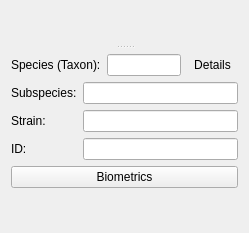
The window that src/scipyen/gui/widgets/dataclasswidgets/organismwidget2.ui (ctigaret/scipyen) describes before a commit, drawn with Qt 5.
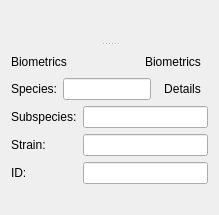
The same window after the commit. Icons and pictures are not drawn. Custom widgets are drawn as their Qt base class.

Patch:
```diff
--- a/src/scipyen/gui/widgets/dataclasswidgets/organismwidget2.ui
+++ b/src/scipyen/gui/widgets/dataclasswidgets/organismwidget2.ui
@@ -6,8 +6,8 @@
    <rect>
     <x>0</x>
     <y>0</y>
-    <width>249</width>
-    <height>233</height>
+    <width>219</width>
+    <height>215</height>
    </rect>
   </property>
   <property name="windowTitle">
@@ -35,12 +35,48 @@
          </property>
         </widget>
        </item>
+       <item>
+        <layout class="QHBoxLayout" name="horizontalLayout_2">
+         <item>
+          <widget class="QLabel" name="label_5">
+           <property name="text">
+            <string>Biometrics</string>
+           </property>
+          </widget>
+         </item>
+         <item>
+          <widget class="QToolButton" name="editBiometricsToolButton">
+           <property name="toolTip">
+            <string>Edit Biometrics</string>
+           </property>
+           <property name="statusTip">
+            <string>Edit Biometrics</string>
+           </property>
+           <property name="whatsThis">
+            <string>Edit Biometrics</string>
+           </property>
+           <property name="text">
+            <string>Biometrics</string>
+           </property>
+           <property name="icon">
+            <iconset theme="document-properties"/>
+           </property>
+           <property name="checkable">
+            <bool>true</bool>
+           </property>
+           <property name="autoRaise">
+            <bool>true</bool>
+           </property>
+          </widget>
+         </item>
+        </layout>
+       </item>
        <item>
         <layout class="QHBoxLayout" name="horizontalLayout">
          <item>
           <widget class="QLabel" name="label">
            <property name="text">
-            <string>Species (Taxon):</string>
+            <string>Species:</string>
            </property>
            <property name="buddy">
             <cstring>taxonSpeciesLineEdit</cstring>
@@ -67,7 +103,7 @@
        </item>
        <item>
         <layout class="QFormLayout" name="formLayout">
-         <item row="0" column="0">
+         <item row="1" column="0">
           <widget class="QLabel" name="label_2">
            <property name="text">
             <string>Subspecies:</string>
@@ -77,10 +113,10 @@
            </property>
           </widget>
          </item>
-         <item row="0" column="1">
+         <item row="1" column="1">
           <widget class="LineEdit" name="subSpeciesLineEdit"/>
          </item>
-         <item row="1" column="0">
+         <item row="2" column="0">
           <widget class="QLabel" name="label_3">
            <property name="text">
             <string>Strain:</string>
@@ -90,10 +126,10 @@
            </property>
           </widget>
          </item>
-         <item row="1" column="1">
+         <item row="2" column="1">
           <widget class="LineEdit" name="strainLineEdit"/>
          </item>
-         <item row="2" column="0">
+         <item row="3" column="0">
           <widget class="QLabel" name="label_4">
            <property name="toolTip">
             <string>Facility ID</string>
@@ -112,7 +148,7 @@
            </property>
           </widget>
          </item>
-         <item row="2" column="1">
+         <item row="3" column="1">
           <widget class="LineEdit" name="facilityIDLineEdit">
            <property name="toolTip">
             <string>Facility ID</string>
@@ -127,19 +163,6 @@
          </item>
         </layout>
        </item>
-       <item>
-        <widget class="QPushButton" name="biometricsPushButton">
-         <property name="text">
-          <string>Biometrics</string>
-         </property>
-         <property name="icon">
-          <iconset theme="document-properties"/>
-         </property>
-         <property name="flat">
-          <bool>false</bool>
-         </property>
-        </widget>
-       </item>
        <item>
         <spacer name="verticalSpacer">
          <property name="orientation">
@@ -160,6 +183,11 @@
   </layout>
  </widget>
  <customwidgets>
+  <customwidget>
+   <class>LineEdit</class>
+   <extends>QLineEdit</extends>
+   <header location="global">gui.widgets.small_widgets</header>
+  </customwidget>
   <customwidget>
    <class>DataExchangeWidget</class>
    <extends>QWidget</extends>
@@ -172,11 +200,6 @@
    <header location="global">gui.widgets.dataclasswidgets.namedescriptionwidget</header>
    <container>1</container>
   </customwidget>
-  <customwidget>
-   <class>LineEdit</class>
-   <extends>QLineEdit</extends>
-   <header location="global">gui.widgets.small_widgets</header>
-  </customwidget>
  </customwidgets>
  <resources/>
  <connections/>
```
